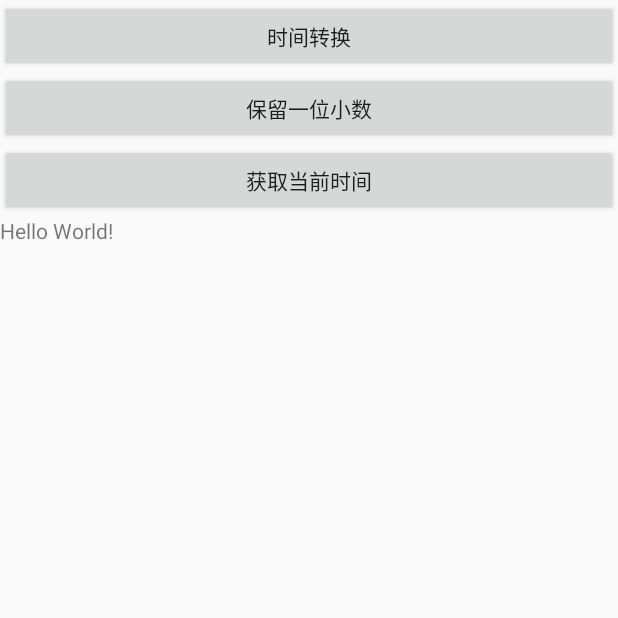
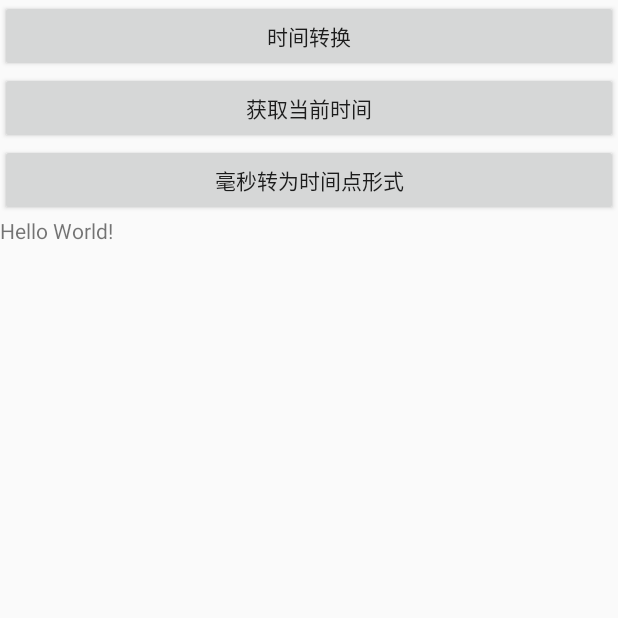
Before and after one commit to you0521/YouDemo, an Android app: the ButtonSevenActivity screen opened directly, with no data from a screen before it, on a phone screen of 412 x 824 dp, the top half of it. Run offline under Robolectric (Android 15) with nearby library versions, the phone set to English and light mode, and no system bars.

Commit message:
类型添加

```diff
--- a/app/src/main/java/com/example/youdemo/activity/ButtonEighteenActivity.java
+++ b/app/src/main/java/com/example/youdemo/activity/ButtonEighteenActivity.java
@@ -42,7 +42,7 @@ public class ButtonEighteenActivity extends AppCompatActivity implements View.On
                 DecimalFormat decimalFormat = new DecimalFormat("#0.#");//若需要进行补位，更改为“#0.0”
                 //设置不进行四舍五入，默认是四舍五入的
                 decimalFormat.setRoundingMode(RoundingMode.FLOOR);
-                float f = (float) 80.59;
+                float f = (float) 80.96;
                 mButtonEightTeenTv.setText(decimalFormat.format(f));
                 break;
         }
--- a/app/src/main/res/layout/activity_button_seven.xml
+++ b/app/src/main/res/layout/activity_button_seven.xml
@@ -14,16 +14,16 @@
         android:text="时间转换" />
 
     <Button
-        android:id="@+id/jisuan"
-        android:layout_width="match_parent"
-        android:layout_height="wrap_content"
-        android:text="保留一位小数" />
-
-    <Button
         android:id="@+id/get"
         android:layout_width="match_parent"
         android:layout_height="wrap_content"
         android:text="获取当前时间"/>
+
+    <Button
+        android:id="@+id/seven_btn_time"
+        android:layout_width="match_parent"
+        android:layout_height="wrap_content"
+        android:text="毫秒转为时间点形式"/>
 
     <TextView
         android:id="@+id/tx"
--- a/app/src/main/res/layout/activity_main.xml
+++ b/app/src/main/res/layout/activity_main.xml
@@ -56,7 +56,7 @@
                 android:id="@+id/btn_seven"
                 android:layout_width="match_parent"
                 android:layout_height="wrap_content"
-                android:text="时间、小数点转化" />
+                android:text="时间转化" />
 
             <Button
                 android:id="@+id/btn_eight"
```
Also changed, not shown: app/src/main/java/com/example/youdemo/activity/ButtonSevenActivity.java (+39 -12 lines).
